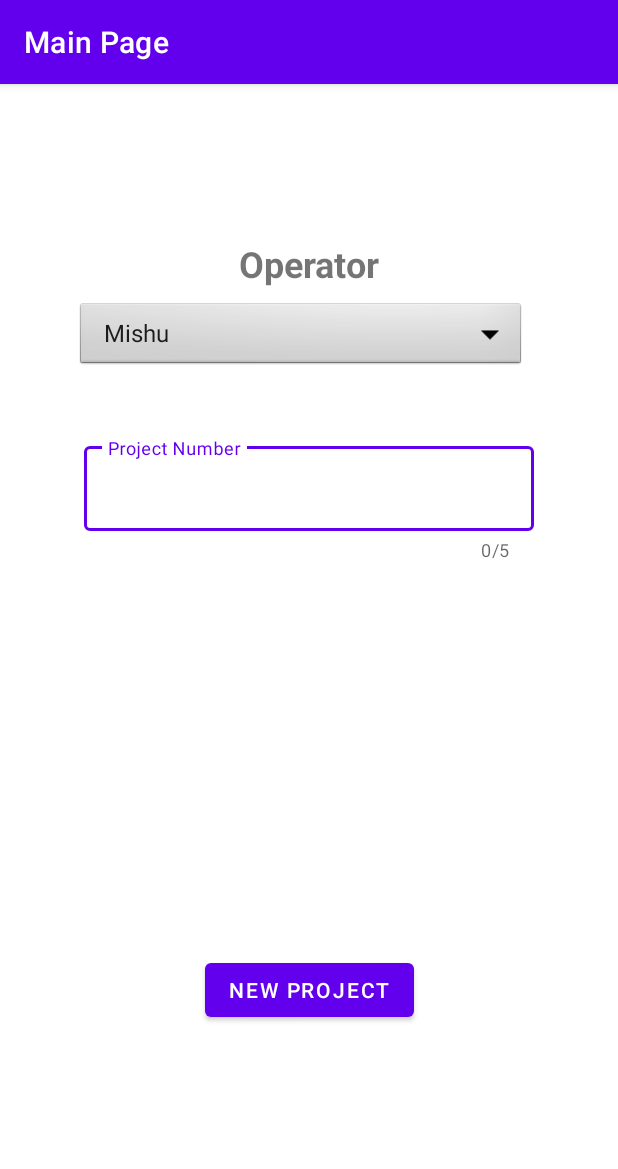
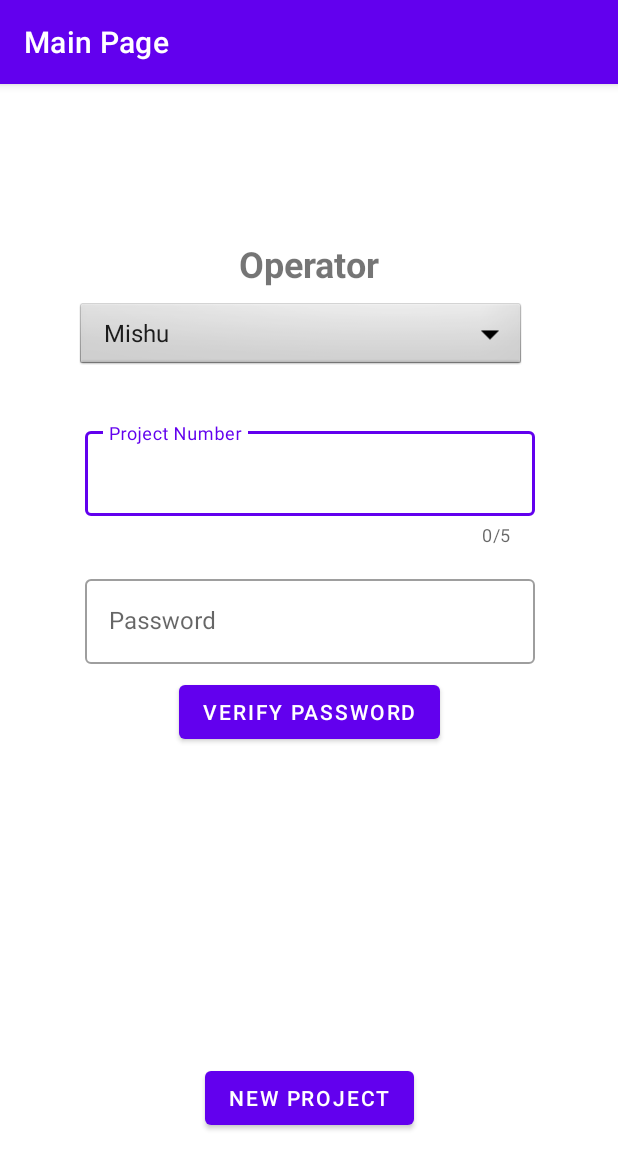
Before and after one commit to MihaiSirbu/Geophysics_Lair, an Android app: the screen it shows after launch (MainActivity01), on a phone screen of 412 x 824 dp. Shown: the top 1169 px of the screen. Run offline under Robolectric (Android 15) with nearby library versions, the phone set to English and light mode, and no system bars.

Commit message:
Started Implementing saving data from database to csv. Needs debugging as it currently crashes.

```diff
--- a/app/build.gradle
+++ b/app/build.gradle
@@ -30,6 +30,7 @@ android {
 
 dependencies {
 
+    implementation 'com.opencsv:opencsv:5.6'
 
     implementation 'androidx.appcompat:appcompat:1.4.2'
     implementation 'com.google.android.material:material:1.6.1'
--- a/app/src/main/AndroidManifest.xml
+++ b/app/src/main/AndroidManifest.xml
@@ -6,8 +6,11 @@
     <uses-permission android:name="android.permission.ACCESS_COARSE_LOCATION"/>
     <uses-permission android:name="android.permission.ACCESS_FINE_LOCATION"/>
     <uses-permission android:name="android.permission.INTERNET"/>
+    <uses-permission android:name="android.permission.WRITE_EXTERNAL_STORAGE" />
+
 
     <application
+        android:name=".App"
         android:allowBackup="true"
         android:dataExtractionRules="@xml/data_extraction_rules"
         android:fullBackupContent="@xml/backup_rules"
--- a/app/src/main/java/com/example/MishuProject/AddShot02.java
+++ b/app/src/main/java/com/example/MishuProject/AddShot02.java
@@ -152,7 +152,7 @@ public class AddShot02 extends AppCompatActivity {
 
 
         // GO TO NEXT PAGE
-        Button TerenActivityButton = (Button) findViewById(R.id.nextButton);
+        Button TerenActivityButton = (Button) findViewById(R.id.newProjectButton);
         TerenActivityButton.setOnClickListener(new View.OnClickListener() {
             @Override
             public void onClick(View v) {
--- /dev/null
+++ b/app/src/main/java/com/example/MishuProject/App.java
@@ -0,0 +1,16 @@
+package com.example.MishuProject;
+
+import android.app.Application;
+import android.content.Context;
+
+public class App extends Application {
+
+    public static Context context;
+
+    @Override
+    public void onCreate() {
+        super.onCreate();
+        context = getApplicationContext();
+    }
+
+}
--- a/app/src/main/java/com/example/MishuProject/MainActivity01.java
+++ b/app/src/main/java/com/example/MishuProject/MainActivity01.java
@@ -13,14 +13,23 @@ import android.widget.EditText;
 import android.widget.Spinner;
 import android.widget.Toast;
 
+import com.google.android.material.textfield.TextInputLayout;
+
+import java.io.IOException;
 import java.text.DateFormat;
 import java.util.Date;
 
 
-public class MainActivity01 extends AppCompatActivity implements AdapterView.OnItemSelectedListener {
+public class MainActivity01 extends AppCompatActivity implements AdapterView.OnItemSelectedListener,View.OnClickListener{
 
     private Spinner spinner;
     private EditText projectTextNumber;
+
+    private EditText PasswordEditTxt;
+    private Button passwordCheck;
+    private Button ExportDbButton;
+    private Button Shot_Activity_Button;
+    private TextInputLayout layoutinput;
 
     @Override
     protected void onCreate(Bundle savedInstanceState) {
@@ -37,12 +46,17 @@ public class MainActivity01 extends AppCompatActivity implements AdapterView.OnI
     // PROJECT NUMBER
 
         projectTextNumber = findViewById(R.id.ProjectTextNumber);
+        spinner = findViewById(R.id.spinner1);
+        PasswordEditTxt = findViewById(R.id.PasswordInputText);
+        passwordCheck = findViewById(R.id.ValidatePasswordButton);
+        ExportDbButton = findViewById(R.id.ExtractDataToCsvButton);
+        Shot_Activity_Button = findViewById(R.id.newProjectButton);
+        layoutinput = findViewById(R.id.textInputLayout);
 
 
 
 
     // DROPDOWN MENU FOR OPERATORS
-        spinner = findViewById(R.id.spinner1);
         ArrayAdapter<CharSequence> adapter = ArrayAdapter.createFromResource(this,R.array.OperatorNames, android.R.layout.simple_spinner_item);
         adapter.setDropDownViewResource(android.R.layout.simple_spinner_dropdown_item);
         spinner.setAdapter(adapter);
@@ -51,6 +65,23 @@ public class MainActivity01 extends AppCompatActivity implements AdapterView.OnI
 
 
 
+    // Password Check
+        passwordCheck.setOnClickListener(this);
+
+        ExportDbButton.setOnLongClickListener(new View.OnLongClickListener() {
+            @Override
+            public boolean onLongClick(View view) {
+                DatabaseHelper helper = new DatabaseHelper(MainActivity01.this);
+                try {
+                    SqliteExporter.export(helper.getReadableDatabase());
+                    Toast.makeText(MainActivity01.this,"Works to export!",Toast.LENGTH_SHORT).show();
+                } catch (IOException e) {
+                    e.printStackTrace();
+                    Toast.makeText(MainActivity01.this,"Failed to Export db",Toast.LENGTH_SHORT).show();
+                }
+                return false;
+            }
+        });
 
 
 
@@ -59,8 +90,7 @@ public class MainActivity01 extends AppCompatActivity implements AdapterView.OnI
 
 
     // GO TO NEXT ACTIVITY
-        Button Shot_Activity_Button = findViewById(R.id.addShotButton);
-        Shot_Activity_Button.setOnClickListener(v -> openNextActivity());
+        Shot_Activity_Button.setOnClickListener(this);
 
 
     }
@@ -86,7 +116,22 @@ public class MainActivity01 extends AppCompatActivity implements AdapterView.OnI
     @Override
     public void onItemSelected(AdapterView<?> adapterView, View view, int i, long l) {
         String text = adapterView.getItemAtPosition(i).toString();
-        Toast.makeText(adapterView.getContext(),text,Toast.LENGTH_LONG).show();
+        if(text.equals("Mishu")){
+            // if mishu is working, then we can export db
+            PasswordEditTxt.setVisibility(View.VISIBLE);
+            passwordCheck.setVisibility(View.VISIBLE);
+            layoutinput.setVisibility(View.VISIBLE);
+
+        }
+        else{
+            // otherwise hide the buttons.
+            PasswordEditTxt.setVisibility(View.INVISIBLE);
+            passwordCheck.setVisibility(View.INVISIBLE);
+            ExportDbButton.setVisibility(View.INVISIBLE);
+            layoutinput.setVisibility(View.INVISIBLE);
+
+        }
+        Toast.makeText(adapterView.getContext(),text,Toast.LENGTH_SHORT).show();
 
 
     }
@@ -95,4 +140,23 @@ public class MainActivity01 extends AppCompatActivity implements AdapterView.OnI
     public void onNothingSelected(AdapterView<?> adapterView) {
 
     }
+
+    @Override
+    public void onClick(View view) {
+
+        switch (view.getId()) {
+            case R.id.ValidatePasswordButton:
+                if(PasswordEditTxt.getText().toString().equals(getString(R.string.password))){
+                    ExportDbButton.setVisibility(View.VISIBLE);
+
+                }
+                else{
+                    Toast.makeText(MainActivity01.this,"incorrect password",Toast.LENGTH_SHORT).show();
+                }
+                break;
+            case R.id.newProjectButton:
+                openNextActivity();
+                break;
+        }
+    }
 }
--- a/app/src/main/res/layout/activity_add_shot02.xml
+++ b/app/src/main/res/layout/activity_add_shot02.xml
@@ -7,7 +7,7 @@
     tools:context=".AddShot02">
 
     <Button
-        android:id="@+id/nextButton"
+        android:id="@+id/newProjectButton"
         android:layout_width="wrap_content"
         android:layout_height="wrap_content"
         android:layout_marginEnd="72dp"
@@ -62,7 +62,7 @@
         android:minWidth="210dp"
         android:minHeight="110dp"
         android:text="Record"
-        app:layout_constraintBottom_toTopOf="@+id/nextButton"
+        app:layout_constraintBottom_toTopOf="@+id/newProjectButton"
         app:layout_constraintEnd_toEndOf="parent"
         app:layout_constraintHorizontal_bias="0.498"
         app:layout_constraintStart_toStartOf="parent" />
@@ -94,7 +94,7 @@
         android:text="delete"
         android:textSize="5sp"
         app:layout_constraintBottom_toBottomOf="parent"
-        app:layout_constraintEnd_toStartOf="@+id/nextButton"
+        app:layout_constraintEnd_toStartOf="@+id/newProjectButton"
         app:layout_constraintHorizontal_bias="0.284"
         app:layout_constraintStart_toStartOf="parent" />
 
--- a/app/src/main/res/layout/activity_main01.xml
+++ b/app/src/main/res/layout/activity_main01.xml
@@ -34,11 +34,12 @@
         app:layout_constraintStart_toStartOf="parent"
         app:layout_constraintTop_toBottomOf="@+id/OperatorTextView" />
 
+
     <Button
-        android:id="@+id/addShotButton"
+        android:id="@+id/newProjectButton"
         android:layout_width="wrap_content"
         android:layout_height="wrap_content"
-        android:layout_marginBottom="140dp"
+        android:layout_marginBottom="68dp"
         android:clickable="true"
         android:focusable="true"
         android:text="New Project"
@@ -49,7 +50,6 @@
         app:srcCompat="@drawable/add_main"
         tools:ignore="SpeakableTextPresentCheck" />
 
-
     <com.google.android.material.textfield.TextInputLayout
         android:id="@+id/ProjectIDLayout"
         style="@style/Widget.MaterialComponents.TextInputLayout.OutlinedBox"
@@ -58,11 +58,12 @@
         android:hint="Project Number"
         app:counterEnabled="true"
         app:counterMaxLength="5"
-        app:layout_constraintBottom_toTopOf="@+id/addShotButton"
+        app:layout_constraintBottom_toTopOf="@+id/newProjectButton"
         app:layout_constraintEnd_toEndOf="parent"
+        app:layout_constraintHorizontal_bias="0.504"
         app:layout_constraintStart_toStartOf="parent"
         app:layout_constraintTop_toBottomOf="@+id/spinner1"
-        app:layout_constraintVertical_bias="0.144">
+        app:layout_constraintVertical_bias="0.09">
 
         <com.google.android.material.textfield.TextInputEditText
             android:id="@+id/ProjectTextNumber"
@@ -71,5 +72,47 @@
             android:maxLength="5" />
     </com.google.android.material.textfield.TextInputLayout>
 
+    <com.google.android.material.textfield.TextInputLayout
+        android:id="@+id/textInputLayout"
+        style="@style/Widget.MaterialComponents.TextInputLayout.OutlinedBox"
+        android:layout_width="300dp"
+        android:layout_height="wrap_content"
+        android:layout_marginTop="16dp"
+        android:hint="Password"
+        android:visibility="invisible"
+        app:layout_constraintEnd_toEndOf="parent"
+        app:layout_constraintHorizontal_bias="0.504"
+        app:layout_constraintStart_toStartOf="parent"
+        app:layout_constraintTop_toBottomOf="@+id/ProjectIDLayout">
+
+        <com.google.android.material.textfield.TextInputEditText
+            android:id="@+id/PasswordInputText"
+            android:layout_width="match_parent"
+            android:layout_height="wrap_content" />
+    </com.google.android.material.textfield.TextInputLayout>
+
+    <Button
+        android:id="@+id/ValidatePasswordButton"
+        android:layout_width="wrap_content"
+        android:layout_height="wrap_content"
+        android:layout_marginTop="8dp"
+        android:text="Verify Password"
+        android:visibility="invisible"
+        app:layout_constraintEnd_toEndOf="parent"
+        app:layout_constraintStart_toStartOf="parent"
+        app:layout_constraintTop_toBottomOf="@+id/textInputLayout" />
+
+    <Button
+        android:id="@+id/ExtractDataToCsvButton"
+        android:layout_width="wrap_content"
+        android:layout_height="wrap_content"
+        android:layout_marginTop="8dp"
+        android:text="Extract Data to Csv"
+        android:visibility="invisible"
+        app:layout_constraintEnd_toEndOf="parent"
+        app:layout_constraintHorizontal_bias="0.497"
+        app:layout_constraintStart_toStartOf="parent"
+        app:layout_constraintTop_toBottomOf="@+id/ValidatePasswordButton" />
+
 
 </androidx.constraintlayout.widget.ConstraintLayout>
--- a/app/src/main/res/values/strings.xml
+++ b/app/src/main/res/values/strings.xml
@@ -2,6 +2,7 @@
     <string name="app_name">MishuProject</string>
     <string name="button011">mybutton</string>
     <string name="OperatorText">Operator</string>
+    <string name="password">12345abc</string>
 
     <!--ACTIVITY 1 - OPERATOR INFORMATION ARRAY FOR DROPDOWN MENUS-->
     <string-array name="OperatorNames">
```
Also changed, not shown: app/src/main/java/com/example/MishuProject/FileUtils.java (added, +36 -0 lines), app/src/main/java/com/example/MishuProject/SqliteExporter.java (added, +129 -0 lines).
